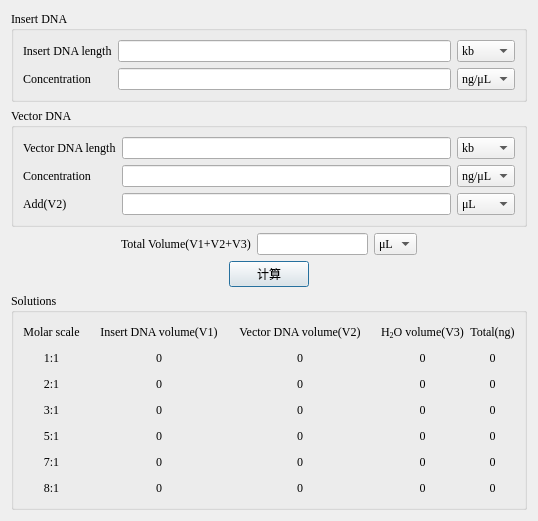
Above: UI/openBMP/LigationCalculator.ui from zhaoy2020/openBMP before the change. Below: the same form after it.
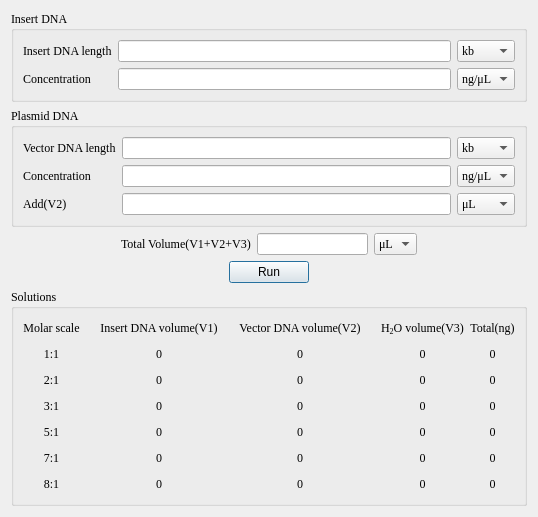
That is the form after the change.

Patch:
```diff
--- a/UI/openBMP/LigationCalculator.ui
+++ b/UI/openBMP/LigationCalculator.ui
@@ -84,7 +84,7 @@
       </font>
      </property>
      <property name="title">
-      <string>Vector DNA</string>
+      <string>Plasmid DNA</string>
      </property>
      <layout class="QGridLayout" name="gridLayout_2">
       <item row="0" column="2">
@@ -239,7 +239,7 @@
      <item>
       <widget class="QPushButton" name="pushButton_5">
        <property name="text">
-        <string>计算</string>
+        <string>Run</string>
        </property>
       </widget>
      </item>
```
